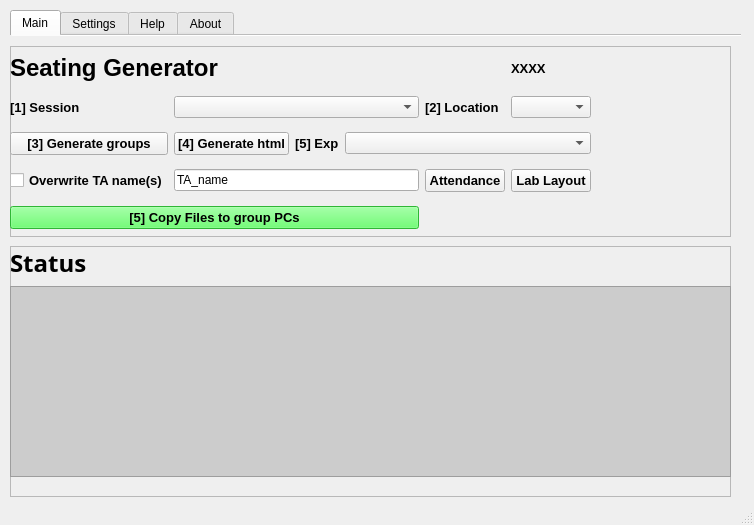
Above: YorkULabSeating.ui from tdgskinner/yorku-phys-lab-seating before the change. Below: the same form after it.
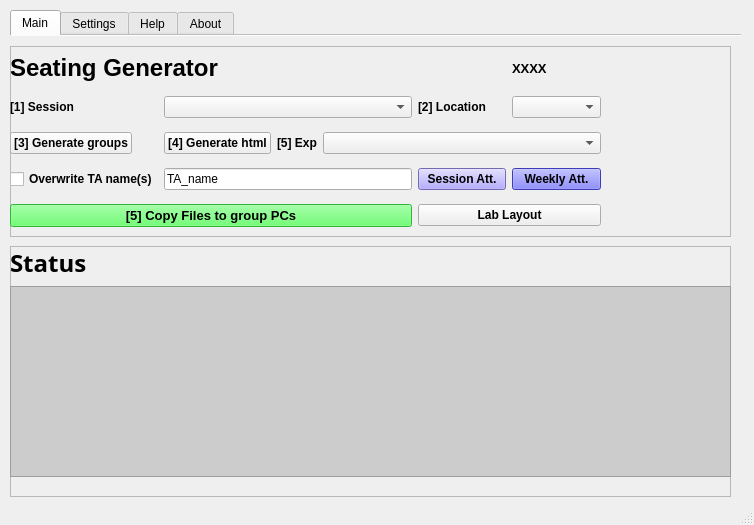
That is the form after the change. Icons and pictures are not drawn.

Diff of the .ui file:
```diff
--- a/YorkULabSeating.ui
+++ b/YorkULabSeating.ui
@@ -84,7 +84,7 @@
         <rect>
          <x>0</x>
          <y>0</y>
-         <width>581</width>
+         <width>591</width>
          <height>192</height>
         </rect>
        </property>
@@ -117,7 +117,7 @@
          <widget class="QCheckBox" name="checkBox_TAname_overwrite">
           <property name="font">
            <font>
-            <pointsize>10</pointsize>
+            <pointsize>9</pointsize>
             <weight>75</weight>
             <bold>true</bold>
            </font>
@@ -168,7 +168,7 @@
          <widget class="QLabel" name="label_3">
           <property name="font">
            <font>
-            <pointsize>10</pointsize>
+            <pointsize>9</pointsize>
             <weight>75</weight>
             <bold>true</bold>
            </font>
@@ -181,7 +181,7 @@
         <item row="5" column="0">
          <widget class="QPushButton" name="pushButton_grouping">
           <property name="sizePolicy">
-           <sizepolicy hsizetype="Preferred" vsizetype="Fixed">
+           <sizepolicy hsizetype="Fixed" vsizetype="Preferred">
             <horstretch>0</horstretch>
             <verstretch>0</verstretch>
            </sizepolicy>
@@ -189,7 +189,7 @@
           <property name="font">
            <font>
             <family>Arial</family>
-            <pointsize>10</pointsize>
+            <pointsize>9</pointsize>
             <weight>75</weight>
             <bold>true</bold>
            </font>
@@ -210,7 +210,7 @@
           <property name="font">
            <font>
             <family>Arial</family>
-            <pointsize>10</pointsize>
+            <pointsize>9</pointsize>
             <weight>75</weight>
             <bold>true</bold>
            </font>
@@ -230,7 +230,7 @@
           </property>
           <property name="font">
            <font>
-            <pointsize>10</pointsize>
+            <pointsize>9</pointsize>
             <weight>75</weight>
             <bold>true</bold>
            </font>
@@ -254,27 +254,16 @@
          <widget class="QPushButton" name="pushButton_att">
           <property name="font">
            <font>
-            <pointsize>10</pointsize>
+            <pointsize>9</pointsize>
             <weight>75</weight>
             <bold>true</bold>
            </font>
           </property>
-          <property name="text">
-           <string>Attendance</string>
+          <property name="styleSheet">
+           <string notr="true">background-color: rgb(161, 149, 255)</string>
           </property>
-         </widget>
-        </item>
-        <item row="6" column="5">
-         <widget class="QPushButton" name="pushButton_labLayout">
-          <property name="font">
-           <font>
-            <pointsize>10</pointsize>
-            <weight>75</weight>
-            <bold>true</bold>
-           </font>
-          </property>
           <property name="text">
-           <string>Lab Layout</string>
+           <string>Session Att.</string>
           </property>
          </widget>
         </item>
@@ -298,7 +287,7 @@
           </property>
           <property name="font">
            <font>
-            <pointsize>10</pointsize>
+            <pointsize>9</pointsize>
             <weight>75</weight>
             <bold>true</bold>
            </font>
@@ -308,6 +297,37 @@
           </property>
          </widget>
         </item>
+        <item row="8" column="4" colspan="2">
+         <widget class="QPushButton" name="pushButton_labLayout">
+          <property name="font">
+           <font>
+            <pointsize>9</pointsize>
+            <weight>75</weight>
+            <bold>true</bold>
+           </font>
+          </property>
+          <property name="text">
+           <string>Lab Layout</string>
+          </property>
+         </widget>
+        </item>
+        <item row="6" column="5">
+         <widget class="QPushButton" name="pushButton_Watt">
+          <property name="font">
+           <font>
+            <pointsize>9</pointsize>
+            <weight>75</weight>
+            <bold>true</bold>
+           </font>
+          </property>
+          <property name="styleSheet">
+           <string notr="true">background-color: rgb(85, 85, 255)</string>
+          </property>
+          <property name="text">
+           <string>Weekly Att.</string>
+          </property>
+         </widget>
+        </item>
        </layout>
       </widget>
       <widget class="QLabel" name="label_2">
```
Left out of the diff: 2 changed lines with no effect on the pictures.
